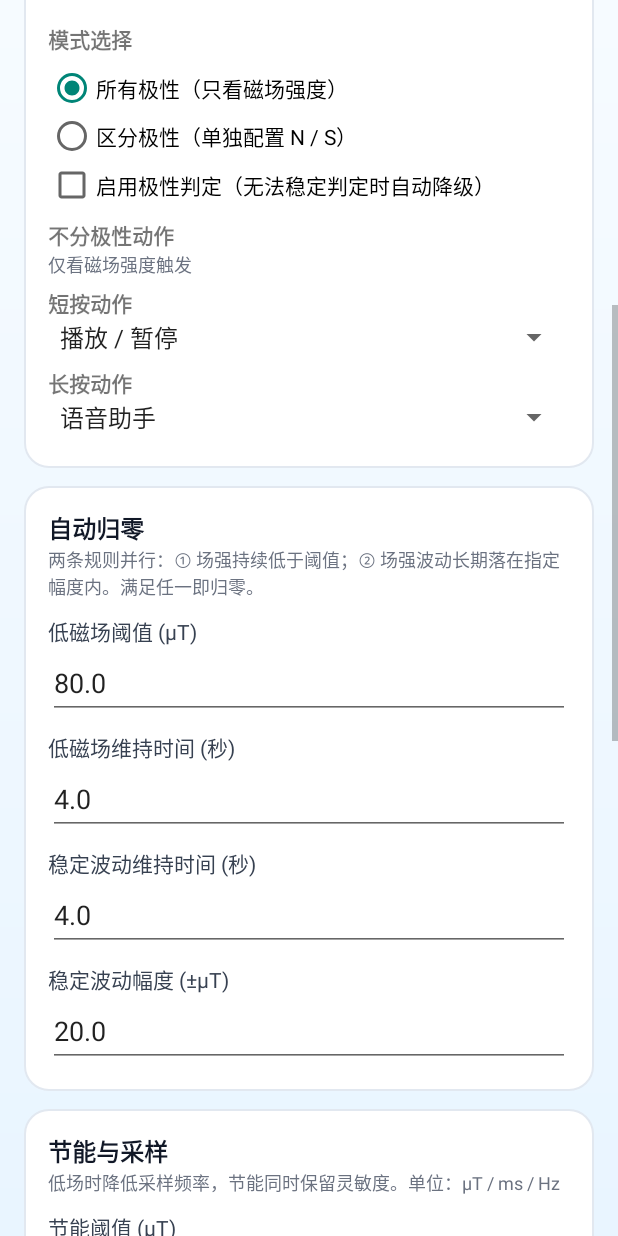
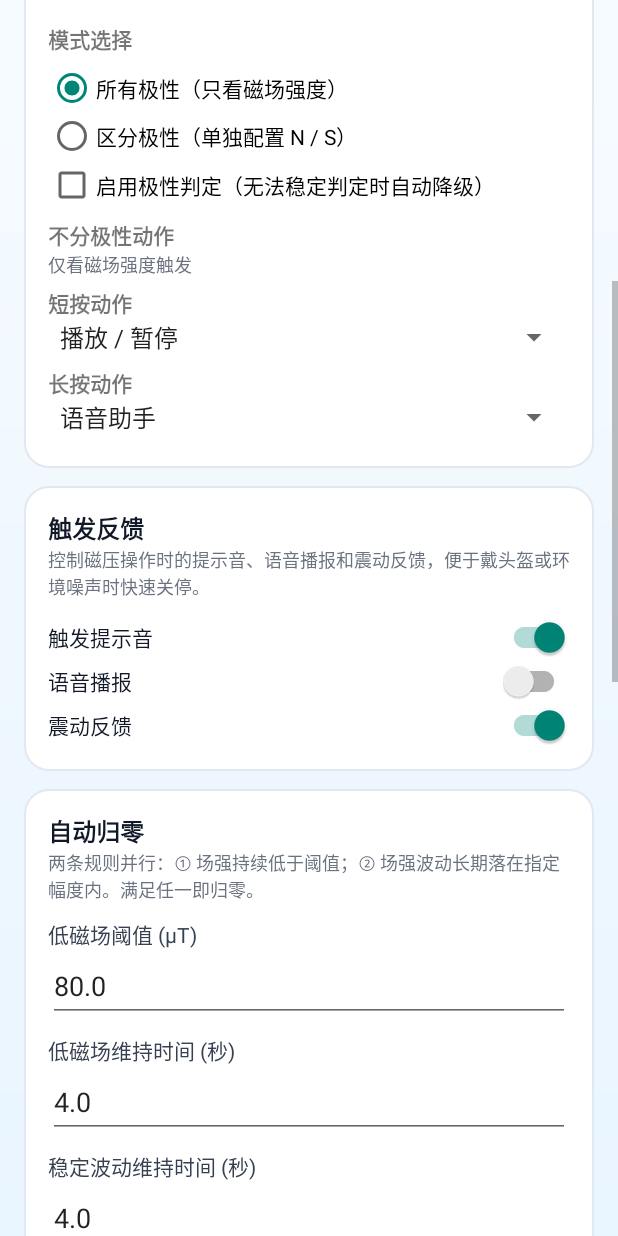
Before and after one commit to zhbrcn/MagnetController, an Android app: the SettingsActivity screen opened directly, with no data from a screen before it, scrolled down 576 dp, on a phone screen of 412 x 824 dp. Run offline under Robolectric (Android 15) with nearby library versions, the phone set to English and light mode, and no system bars.

Commit message:
加入声音/震动开关

```diff
--- a/app/src/main/java/com/example/magnetcontroller/AppPreferences.kt
+++ b/app/src/main/java/com/example/magnetcontroller/AppPreferences.kt
@@ -107,6 +107,18 @@ class AppPreferences(context: Context) {
         get() = prefs.getStringSet("allowed_bt_devices", emptySet())?.toSet() ?: emptySet()
         set(value) = prefs.edit().putStringSet("allowed_bt_devices", value.toSet()).apply()
 
+    var enableFeedbackSound: Boolean
+        get() = prefs.getBoolean("enable_feedback_sound", true)
+        set(value) = prefs.edit().putBoolean("enable_feedback_sound", value).apply()
+
+    var enableFeedbackVoice: Boolean
+        get() = prefs.getBoolean("enable_feedback_voice", false)
+        set(value) = prefs.edit().putBoolean("enable_feedback_voice", value).apply()
+
+    var enableFeedbackVibration: Boolean
+        get() = prefs.getBoolean("enable_feedback_vibration", true)
+        set(value) = prefs.edit().putBoolean("enable_feedback_vibration", value).apply()
+
     var recentLogs: List<String>
         get() = prefs.getStringSet("recent_logs", emptySet())?.sortedBy { it.take(14) } ?: emptyList()
         set(value) = prefs.edit().putStringSet("recent_logs", value.toSet()).apply()
--- a/app/src/main/java/com/example/magnetcontroller/SettingsActivity.kt
+++ b/app/src/main/java/com/example/magnetcontroller/SettingsActivity.kt
@@ -79,6 +79,9 @@ class SettingsActivity : AppCompatActivity() {
         setSpinnerSelection(binding.spSShort, prefs.sShortAction)
         setSpinnerSelection(binding.spSLong, prefs.sLongAction)
         binding.cbUsePolarity.isChecked = prefs.usePolarity
+        binding.switchFeedbackSound.isChecked = prefs.enableFeedbackSound
+        binding.switchFeedbackVoice.isChecked = prefs.enableFeedbackVoice
+        binding.switchFeedbackVibration.isChecked = prefs.enableFeedbackVibration
 
         updateActionVisibility()
     }
@@ -127,6 +130,9 @@ class SettingsActivity : AppCompatActivity() {
         prefs.strongSuppressionDurationMs = binding.etStrongSuppressionDuration.text.toString().toLongOrNull() ?: 400L
         prefs.strongSuppressionJitter = binding.etStrongSuppressionJitter.text.toString().toFloatOrNull() ?: 40f
         prefs.usePolarity = binding.cbUsePolarity.isChecked
+        prefs.enableFeedbackSound = binding.switchFeedbackSound.isChecked
+        prefs.enableFeedbackVoice = binding.switchFeedbackVoice.isChecked
+        prefs.enableFeedbackVibration = binding.switchFeedbackVibration.isChecked
 
         prefs.poleMode = if (binding.rbDifferent.isChecked) "different" else "both"
 
--- a/app/src/main/res/layout/activity_settings.xml
+++ b/app/src/main/res/layout/activity_settings.xml
@@ -305,6 +305,59 @@
             </LinearLayout>
         </LinearLayout>
 
+        <!-- 触发反馈 -->
+        <LinearLayout
+            android:layout_width="match_parent"
+            android:layout_height="wrap_content"
+            android:orientation="vertical"
+            android:padding="16dp"
+            android:layout_marginBottom="12dp"
+            android:background="@drawable/bg_card">
+
+            <TextView
+                android:layout_width="match_parent"
+                android:layout_height="wrap_content"
+                android:text="@string/feedback_title"
+                android:textStyle="bold"
+                android:textSize="16sp"
+                android:textColor="#111827" />
+
+            <TextView
+                android:layout_width="match_parent"
+                android:layout_height="wrap_content"
+                android:text="@string/feedback_desc"
+                android:textColor="#6B7280"
+                android:textSize="12sp"
+                android:paddingBottom="10dp" />
+
+            <androidx.appcompat.widget.SwitchCompat
+                android:id="@+id/switchFeedbackSound"
+                android:layout_width="match_parent"
+                android:layout_height="wrap_content"
+                android:text="@string/feedback_sound"
+                android:textColor="#111827"
+                android:paddingTop="4dp"
+                android:paddingBottom="4dp" />
+
+            <androidx.appcompat.widget.SwitchCompat
+                android:id="@+id/switchFeedbackVoice"
+                android:layout_width="match_parent"
+                android:layout_height="wrap_content"
+                android:text="@string/feedback_voice"
+                android:textColor="#111827"
+                android:paddingTop="4dp"
+                android:paddingBottom="4dp" />
+
+            <androidx.appcompat.widget.SwitchCompat
+                android:id="@+id/switchFeedbackVibration"
+                android:layout_width="match_parent"
+                android:layout_height="wrap_content"
+                android:text="@string/feedback_vibration"
+                android:textColor="#111827"
+                android:paddingTop="4dp"
+                android:paddingBottom="4dp" />
+        </LinearLayout>
+
         <!-- 自动归零 -->
         <LinearLayout
             android:layout_width="match_parent"
--- a/app/src/main/res/values/strings.xml
+++ b/app/src/main/res/values/strings.xml
@@ -6,7 +6,7 @@
     <!-- Main UI -->
     <string name="main_title">MagnetController</string>
     <string name="main_subtitle"></string>
-    <string name="manual_zero">🔄 手动归零</string>
+    <string name="manual_zero">🔔 手动归零</string>
     <string name="open_settings">⚙️ 设置</string>
     <string name="pole_unknown">极性未检测</string>
     <string name="pole_all">极性不区分（全磁场触发）</string>
@@ -18,7 +18,7 @@
     <string name="status_long_pressed">已触发长按</string>
     <string name="log_recent">最近日志</string>
     <string name="log_waiting">等待事件...</string>
-    <string name="tip_text">提示：磁铁靠近霍尔传感器触发，非指定蓝牙播放设备/外放时动作不会执行。</string>
+    <string name="tip_text">提示：磁铁靠近霍尔传感器触发，非白名单蓝牙播放设备/外放时不仅动作不执行，并且不会触发提示音或震动。</string>
     <string name="manual_zero_requested">已请求手动归零</string>
 
     <!-- Notifications -->
@@ -33,6 +33,13 @@
     <string name="bt_select_btn">选择蓝牙设备</string>
     <string name="bt_no_bonded">未找到已配对设备，请先在系统蓝牙中配对。</string>
     <string name="bt_permission_denied">未授予蓝牙权限，无法获取设备列表。</string>
-    <string name="bt_selected_missing">已选设备：（未找到已配对设备，仍按地址限制）</string>
+    <string name="bt_selected_missing">已选设备： （未找到已配对设备，仍按地址限制）</string>
     <string name="bt_not_supported">当前设备不支持蓝牙</string>
+
+    <!-- Feedback toggles -->
+    <string name="feedback_title">触发反馈</string>
+    <string name="feedback_desc">控制磁压操作时的提示音、语音播报和震动反馈，便于戴头盔或环境噪声时快速关停。</string>
+    <string name="feedback_sound">触发提示音</string>
+    <string name="feedback_voice">语音播报</string>
+    <string name="feedback_vibration">震动反馈</string>
 </resources>
```
Also changed, not shown: app/src/main/java/com/example/magnetcontroller/MagnetService.kt (+109 -15 lines).
